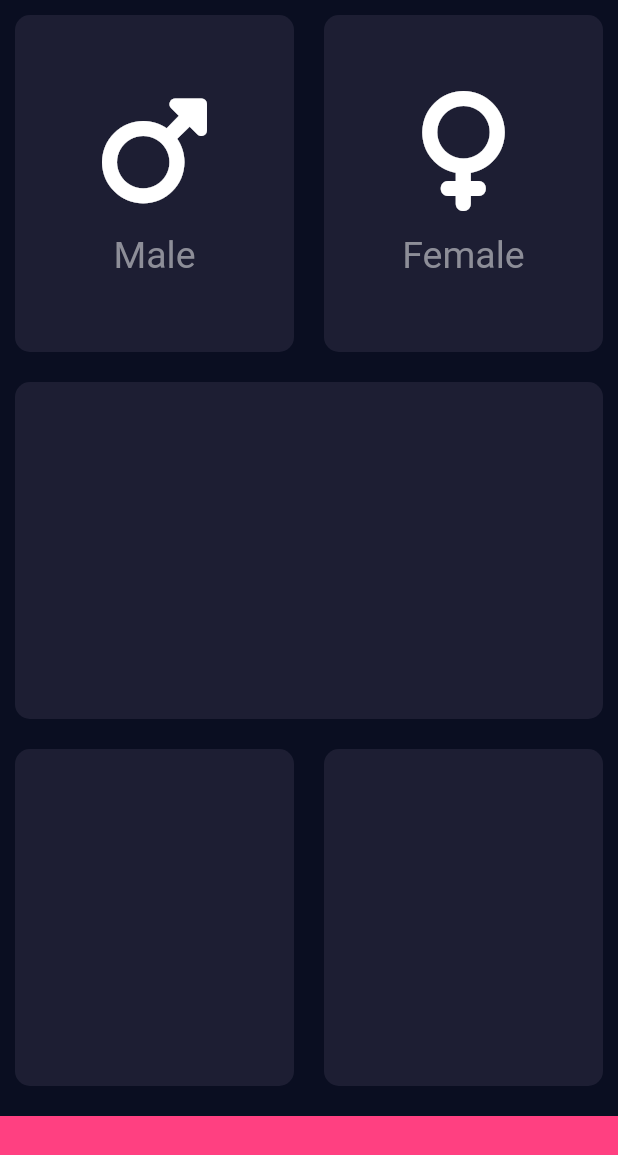
After one commit to Balghari13/angela_prac, a Flutter app: the screen it shows after launch, after a tap on "BMI App", on a phone screen of 412 x 824 dp. The commit adds this screen. Shown: the top 1155 px of the screen. Run offline on Flutter 3.47's test engine with Material 2 defaults, Android fonts, the phone set to English and light mode, and no system bars; our stand-ins replace audioplayers, font_awesome_flutter, rflutter_alert.

Commit message:
added custom widgets

```diff
--- /dev/null
+++ b/lib/BMI/bmi_app.dart
@@ -0,0 +1,65 @@
+import 'package:angela_course_prac_repo/BMI/reusable_container.dart';
+import 'package:flutter/material.dart';
+import 'package:font_awesome_flutter/font_awesome_flutter.dart';
+
+import 'icon_data.dart';
+
+const bottomHeightContainer = 80.0;
+const activeCardColor = Color(0xff1d1e33);
+const bottomContainerColor = Colors.pinkAccent;
+
+class BmiApp extends StatefulWidget {
+  const BmiApp({super.key});
+
+  @override
+  State<BmiApp> createState() => _BmiAppState();
+}
+
+class _BmiAppState extends State<BmiApp> {
+  @override
+  Widget build(BuildContext context) {
+    return  SafeArea(
+      child: Scaffold(
+        body: Column(
+          children: [
+             Expanded(child: Row(
+              children: [
+                Expanded(
+                child: ReusableContainer(
+                  cardChild: const IconWidget(icon: FontAwesomeIcons.mars, gender: 'Male',),
+                  color: activeCardColor,),
+                //   child: Container(
+                //   margin: EdgeInsets.all(10),
+                //   decoration: BoxDecoration(
+                //     color: Colors.purple,
+                //     borderRadius: BorderRadius.circular(10)
+                //   ),
+                // ),
+                ),
+                Expanded(child: ReusableContainer(
+                  cardChild: const IconWidget(icon: FontAwesomeIcons.venus, gender: 'Female',),
+                  color: activeCardColor,)),
+              ],
+            )),
+             Expanded(child: ReusableContainer(color: activeCardColor,),),
+             Expanded(child: Row(
+              children: [
+                Expanded(child:  ReusableContainer(color: activeCardColor,),),
+                Expanded(child:
+               ReusableContainer(color: activeCardColor,),),
+
+              ],
+            )),
+            Container(
+              width: double.infinity,
+             height: bottomHeightContainer,
+              margin: const EdgeInsets.only(top: 10),
+             color: bottomContainerColor,
+
+            ),
+          ],
+        ),
+      ),
+    );
+  }
+}
--- /dev/null
+++ b/lib/BMI/icon_data.dart
@@ -0,0 +1,19 @@
+import 'package:flutter/material.dart';
+
+class IconWidget extends StatelessWidget {
+  final IconData icon;
+  final String gender;
+  const IconWidget({super.key, required this.icon, required this.gender});
+
+  @override
+  Widget build(BuildContext context) {
+    return Column(
+      mainAxisAlignment: MainAxisAlignment.center,
+      children: [
+        Icon(icon, size: 80,),
+        SizedBox(height: 15,),
+        Text(gender, style: TextStyle(fontSize: 25, color: Color(0xff8d8e98)),)
+      ],
+    );
+  }
+}
--- /dev/null
+++ b/lib/BMI/reusable_container.dart
@@ -0,0 +1,19 @@
+import 'package:flutter/material.dart';
+
+class ReusableContainer extends StatelessWidget {
+  final Color color;
+  final Widget? cardChild;
+  ReusableContainer({super.key, required this.color, this.cardChild});
+
+  @override
+  Widget build(BuildContext context) {
+    return  Container(
+      child: cardChild,
+      margin: const EdgeInsets.all(10),
+      decoration: BoxDecoration(
+          color: color,
+          borderRadius: BorderRadius.circular(10)
+      ),
+    );
+  }
+}
--- a/lib/main.dart
+++ b/lib/main.dart
@@ -1,3 +1,4 @@
+import 'package:angela_course_prac_repo/BMI/bmi_app.dart';
 import 'package:angela_course_prac_repo/Distini%20Challange/distini_app.dart';
 import 'package:angela_course_prac_repo/Magic8%20ball%20app/magicBall.dart';
 import 'package:angela_course_prac_repo/DiceApp/diceApp.dart';
@@ -67,6 +68,9 @@ class HomePage extends StatelessWidget {
             ElevatedButton(onPressed: (){
               Navigator.push(context, MaterialPageRoute(builder: (context)=> PractApp()));
             }, child: const Text('Prac App')),
+            ElevatedButton(onPressed: (){
+              Navigator.push(context, MaterialPageRoute(builder: (context)=> BmiApp()));
+            }, child: const Text('BMI App')),
           ],
         ),
       ),
--- a/pubspec.yaml
+++ b/pubspec.yaml
@@ -37,6 +37,7 @@ dependencies:
   cupertino_icons: ^1.0.2
   audioplayers: ^5.1.0
   rflutter_alert: ^2.0.7
+  font_awesome_flutter: ^10.5.0
 
 dev_dependencies:
   flutter_test:
```
Also changed, not shown: pubspec.lock.
